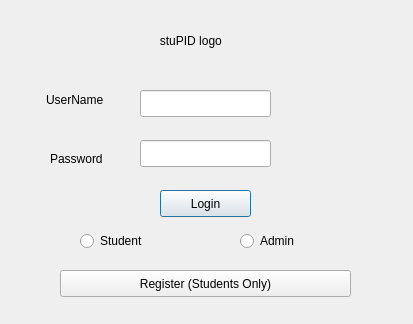
Above: logindialog.ui from abhinavthukral28/stuPID before the change. Below: the same form after it.
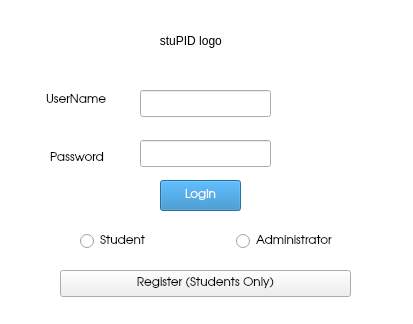
That is the form after the change.

Diff of the .ui file:
```diff
--- a/logindialog.ui
+++ b/logindialog.ui
@@ -2,6 +2,9 @@
 <ui version="4.0">
  <class>LoginDialog</class>
  <widget class="QDialog" name="LoginDialog">
+  <property name="enabled">
+   <bool>true</bool>
+  </property>
   <property name="geometry">
    <rect>
     <x>0</x>
@@ -10,18 +13,48 @@
     <height>324</height>
    </rect>
   </property>
+  <property name="font">
+   <font>
+    <kerning>false</kerning>
+   </font>
+  </property>
+  <property name="focusPolicy">
+   <enum>Qt::NoFocus</enum>
+  </property>
   <property name="windowTitle">
    <string>Login Menu</string>
   </property>
+  <property name="autoFillBackground">
+   <bool>false</bool>
+  </property>
+  <property name="styleSheet">
+   <string notr="true">#LoginDialog {
+background: white;
+}
+
+</string>
+  </property>
   <widget class="QPushButton" name="loginpushButton">
    <property name="geometry">
     <rect>
      <x>160</x>
-     <y>190</y>
-     <width>91</width>
-     <height>27</height>
+     <y>180</y>
+     <width>81</width>
+     <height>31</height>
     </rect>
    </property>
+   <property name="font">
+    <font>
+     <family>URW Gothic L</family>
+    </font>
+   </property>
+   <property name="styleSheet">
+    <string notr="true">#loginpushButton {
+color:white;
+background-color: rgb(36, 132, 196);
+
+}</string>
+   </property>
    <property name="text">
     <string>Login</string>
    </property>
@@ -35,6 +68,14 @@
      <height>22</height>
     </rect>
    </property>
+   <property name="font">
+    <font>
+     <family>URW Gothic L</family>
+    </font>
+   </property>
+   <property name="mouseTracking">
+    <bool>false</bool>
+   </property>
    <property name="text">
     <string>Student</string>
    </property>
@@ -42,14 +83,24 @@
   <widget class="QRadioButton" name="adminradioButton">
    <property name="geometry">
     <rect>
-     <x>240</x>
+     <x>236</x>
      <y>230</y>
-     <width>117</width>
+     <width>131</width>
      <height>22</height>
     </rect>
    </property>
+   <property name="font">
+    <font>
+     <family>URW Gothic L</family>
+    </font>
+   </property>
+   <property name="styleSheet">
+    <string notr="true">#QRadioButton {
+background:rgb(255, 255, 255)
+}</string>
+   </property>
    <property name="text">
-    <string>Admin</string>
+    <string>Administrator</string>
    </property>
   </widget>
   <widget class="QLineEdit" name="userNamelineEdit">
@@ -81,6 +132,11 @@
      <height>20</height>
     </rect>
    </property>
+   <property name="font">
+    <font>
+     <family>URW Gothic L</family>
+    </font>
+   </property>
    <property name="text">
     <string>UserName</string>
    </property>
@@ -94,6 +150,11 @@
      <height>17</height>
     </rect>
    </property>
+   <property name="font">
+    <font>
+     <family>URW Gothic L</family>
+    </font>
+   </property>
    <property name="text">
     <string>Password</string>
    </property>
@@ -120,6 +181,11 @@
      <height>27</height>
     </rect>
    </property>
+   <property name="font">
+    <font>
+     <family>URW Gothic L</family>
+    </font>
+   </property>
    <property name="text">
     <string>Register (Students Only)</string>
    </property>
```
Left out of the diff: 9 changed lines with no effect on the pictures.
